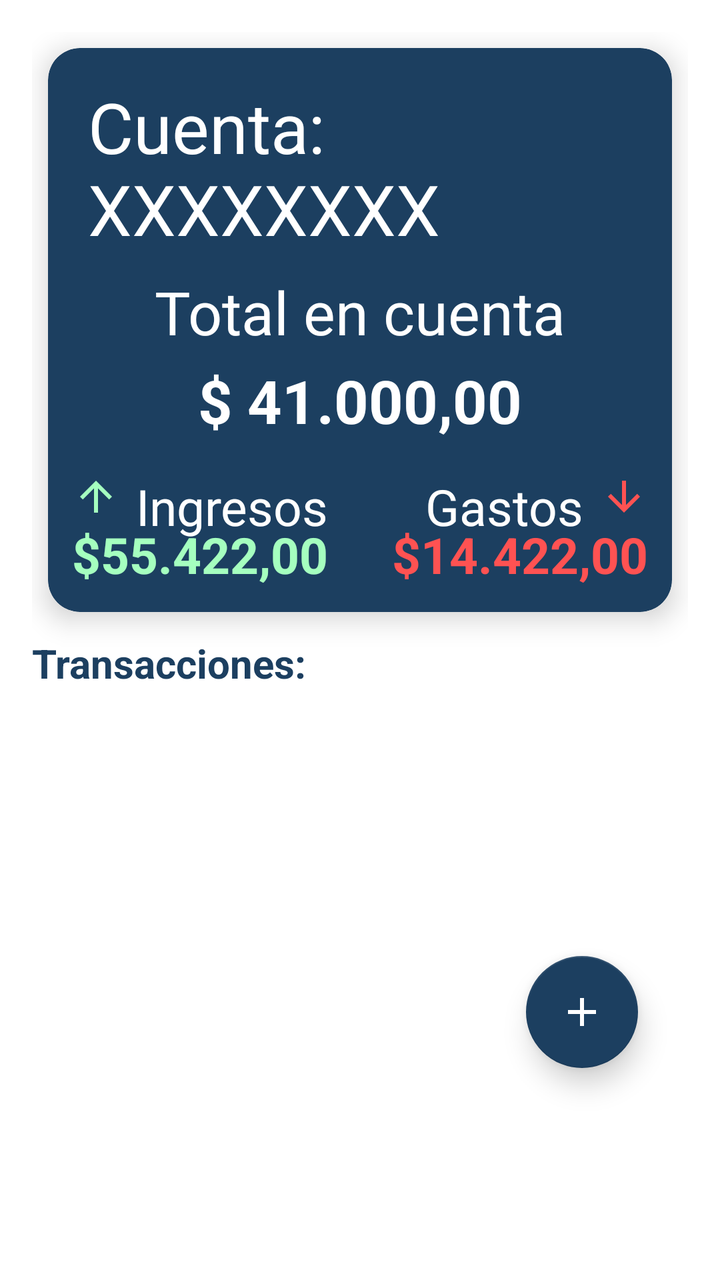
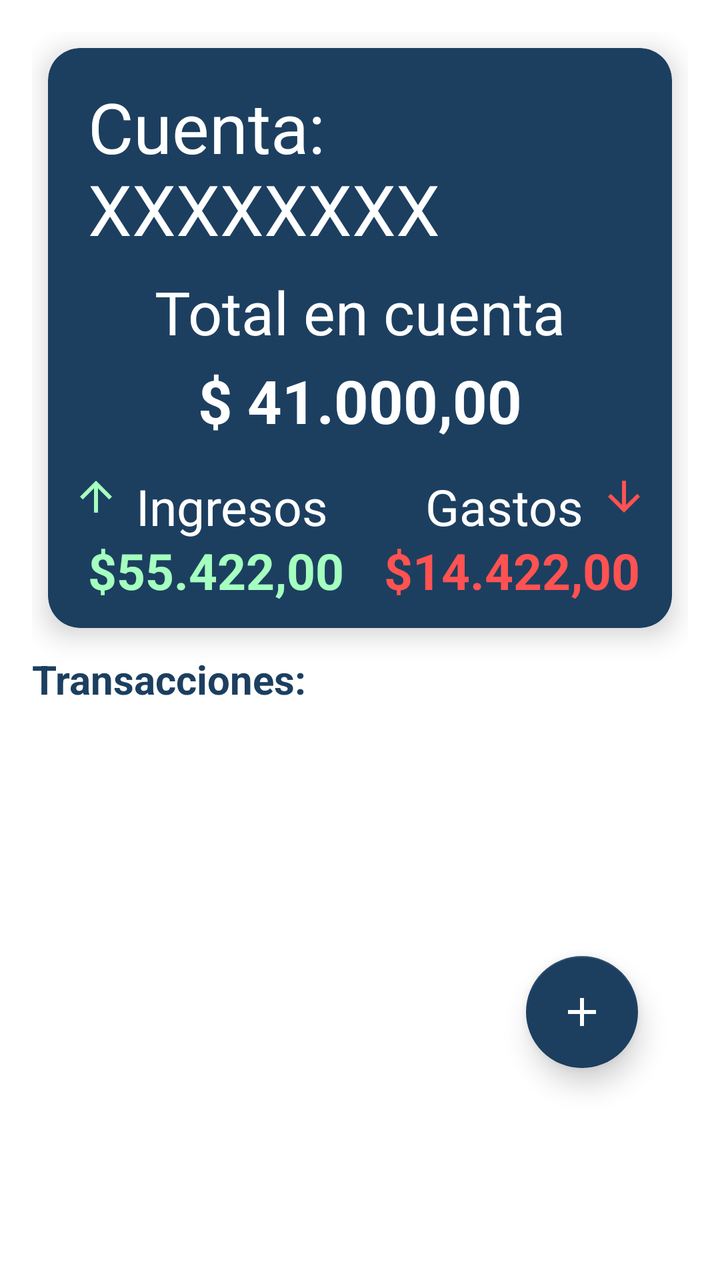

Compare the two renders of this Android layout. The source of the first and the diff that turns it into the second are given below.
<!-- AndroidManifest.xml: application theme Theme.Parcial1amacn4avfiordaliso -->
<!-- res/layout/fragment_home.xml -->
<?xml version="1.0" encoding="utf-8"?>
<androidx.constraintlayout.widget.ConstraintLayout xmlns:android="http://schemas.android.com/apk/res/android"
    xmlns:app="http://schemas.android.com/apk/res-auto"
    xmlns:tools="http://schemas.android.com/tools"
    android:layout_width="match_parent"
    android:layout_height="match_parent"
    android:padding="16dp">

    
    <androidx.cardview.widget.CardView
        android:id="@+id/cardResumen"
        android:layout_width="0dp"
        android:layout_height="wrap_content"
        android:layout_margin="8dp"
        app:cardCornerRadius="16dp"
        app:cardElevation="8dp"
        app:layout_constraintTop_toTopOf="parent"
        app:layout_constraintStart_toStartOf="parent"
        app:layout_constraintEnd_toEndOf="parent"
        android:backgroundTint="@color/colorPrimary">

        <androidx.constraintlayout.widget.ConstraintLayout
            android:layout_width="match_parent"
            android:layout_height="wrap_content"
            android:padding="12dp">

            

            
            <TextView
                android:id="@+id/tvCuenta"
                android:layout_width="wrap_content"
                android:layout_height="wrap_content"
                android:layout_marginStart="8dp"
                android:layout_marginTop="4dp"
                android:text="Cuenta: XXXXXXXX"
                android:textColor="@color/white"
                android:textSize="35sp"
                app:layout_constraintStart_toStartOf="parent"
                app:layout_constraintTop_toTopOf="parent" />

            <TextView
                android:id="@+id/tvTotalLabel"
                android:layout_width="wrap_content"
                android:layout_height="wrap_content"
                android:layout_marginTop="8dp"
                android:text="Total en cuenta"
                android:textColor="@color/white"
                android:textSize="30sp"
                app:layout_constraintEnd_toEndOf="parent"
                app:layout_constraintStart_toStartOf="parent"
                app:layout_constraintTop_toBottomOf="@id/tvCuenta" />

            <TextView
                android:id="@+id/tvTotalMonto"
                android:layout_width="wrap_content"
                android:layout_height="wrap_content"
                android:layout_marginTop="4dp"
                android:text="$ 41.000,00"
                android:textColor="@color/white"
                android:textSize="30sp"
                android:textStyle="bold"
                app:layout_constraintEnd_toEndOf="parent"
                app:layout_constraintStart_toStartOf="parent"
                app:layout_constraintTop_toBottomOf="@id/tvTotalLabel" />

            
            <ImageView
                android:id="@+id/iconIngresos"
                android:layout_width="24dp"
                android:layout_height="24dp"
                android:layout_marginTop="16dp"
                android:src="@drawable/baseline_arrow_upward_24"
                app:layout_constraintStart_toStartOf="parent"
                app:layout_constraintTop_toBottomOf="@id/tvTotalMonto" />

            <TextView
                android:id="@+id/tvIngresosLabel"
                android:layout_width="wrap_content"
                android:layout_height="wrap_content"
                android:layout_marginStart="8dp"
                android:text="Ingresos"
                android:textColor="@color/white"
                android:textSize="25sp"
                app:layout_constraintStart_toEndOf="@id/iconIngresos"
                app:layout_constraintTop_toTopOf="@id/iconIngresos" />

            <TextView
                android:id="@+id/tvIngresosMonto"
                android:layout_width="wrap_content"
                android:layout_height="wrap_content"
                android:text="$55.422,00"
                android:textColor="@color/colorIngreso"
                android:textSize="25sp"
                android:textStyle="bold"
                app:layout_constraintStart_toStartOf="parent"
                app:layout_constraintTop_toBottomOf="@id/iconIngresos" />

            
            <ImageView
                android:id="@+id/iconGastos"
                android:layout_width="24dp"
                android:layout_height="24dp"
                android:layout_marginTop="16dp"
                android:src="@drawable/baseline_arrow_downward_24"
                app:layout_constraintEnd_toEndOf="parent"
                app:layout_constraintTop_toBottomOf="@id/tvTotalMonto" />

            <TextView
                android:id="@+id/tvGastosLabel"
                android:layout_width="wrap_content"
                android:layout_height="wrap_content"
                android:layout_marginEnd="8dp"
                android:text="Gastos"
                android:textColor="@color/white"
                android:textSize="25sp"
                app:layout_constraintEnd_toStartOf="@id/iconGastos"
                app:layout_constraintTop_toTopOf="@id/iconGastos" />

            <TextView
                android:id="@+id/tvGastosMonto"
                android:layout_width="wrap_content"
                android:layout_height="wrap_content"
                android:text="$14.422,00"
                android:textColor="@color/colorGasto"
                android:textSize="25sp"
                android:textStyle="bold"
                app:layout_constraintEnd_toEndOf="parent"
                app:layout_constraintTop_toBottomOf="@id/iconGastos" />
        </androidx.constraintlayout.widget.ConstraintLayout>
    </androidx.cardview.widget.CardView>

    
    <TextView
        android:id="@+id/tvTituloTransacciones"
        android:layout_width="wrap_content"
        android:layout_height="wrap_content"
        android:text="Transacciones:"
        android:textSize="20sp"
        android:textStyle="bold"
        android:textColor="@color/colorPrimary"
        android:layout_marginTop="12dp"
        android:layout_marginBottom="4dp"
        app:layout_constraintTop_toBottomOf="@id/cardResumen"
        app:layout_constraintStart_toStartOf="parent" />

    
    <ScrollView
        android:id="@+id/scrollTransacciones"
        android:layout_width="0dp"
        android:layout_height="0dp"
        android:layout_marginTop="4dp"
        app:layout_constraintTop_toBottomOf="@id/tvTituloTransacciones"
        app:layout_constraintStart_toStartOf="parent"
        app:layout_constraintEnd_toEndOf="parent">

        <LinearLayout
            android:id="@+id/listaTransacciones"
            android:orientation="vertical"
            android:layout_width="match_parent"
            android:layout_height="wrap_content"
            android:padding="8dp" />
    </ScrollView>

    <com.google.android.material.floatingactionbutton.FloatingActionButton
        android:id="@+id/fabMain"
        android:layout_width="wrap_content"
        android:layout_height="wrap_content"
        android:layout_marginEnd="25dp"
        android:layout_marginBottom="90dp"
        android:src="@drawable/baseline_add_24"
        app:tint="@android:color/white"
        app:backgroundTint="@color/colorPrimary"
        app:layout_constraintBottom_toBottomOf="parent"
        app:layout_constraintEnd_toEndOf="parent"
        app:elevation="8dp"/>

</androidx.constraintlayout.widget.ConstraintLayout>
<!-- resources referenced by this layout -->
<resources>
  <color name="colorGasto">#FF5252</color>
  <color name="colorIngreso">#A5FFBF</color>
  <color name="colorPrimary">#1C3F60</color>
  <color name="white">#FFFFFFFF</color>
  <!-- drawable baseline_add_24 (drawable) -->
  <vector xmlns:android="http://schemas.android.com/apk/res/android" android:height="24dp" android:tint="#FFFFFF" android:viewportHeight="24" android:viewportWidth="24" android:width="24dp">
        
      <path android:fillColor="@android:color/white" android:pathData="M19,13h-6v6h-2v-6H5v-2h6V5h2v6h6v2z"/>
      
  </vector>
  <!-- drawable baseline_arrow_downward_24 (drawable) -->
  <vector xmlns:android="http://schemas.android.com/apk/res/android" android:height="24dp" android:tint="#FF5252" android:viewportHeight="24" android:viewportWidth="24" android:width="24dp">
        
      <path android:fillColor="@android:color/white" android:pathData="M20,12l-1.41,-1.41L13,16.17V4h-2v12.17l-5.58,-5.59L4,12l8,8 8,-8z"/>
      
  </vector>
  <!-- drawable baseline_arrow_upward_24 (drawable) -->
  <vector xmlns:android="http://schemas.android.com/apk/res/android" android:height="24dp" android:tint="#A5FFBF" android:viewportHeight="24" android:viewportWidth="24" android:width="24dp">
        
      <path android:fillColor="@android:color/white" android:pathData="M4,12l1.41,1.41L11,7.83V20h2V7.83l5.58,5.59L20,12l-8,-8 -8,8z"/>
      
  </vector>
  <style name="Theme.Parcial1amacn4avfiordaliso" parent="Theme.MaterialComponents.DayNight.NoActionBar">
          <item name="colorPrimary">@color/colorPrimary</item>
          <item name="colorPrimaryVariant">@color/colorPrimaryVariant</item>
          <item name="colorOnPrimary">@color/white</item>
  
          <item name="colorSecondary">@color/colorAccent</item>
          <item name="colorOnSecondary">@color/black</item>
  
          <item name="android:colorBackground">@color/white</item>
          <item name="colorOnBackground">@color/black</item>
      </style>
  <color name="colorPrimaryVariant">#14493E</color>
  <color name="colorAccent">#C9A44C</color>
  <color name="black">#FF000000</color>
</resources>

<!-- the commit's change to res/layout/fragment_home.xml (unified diff, before → after) -->
@@ -85,10 +85,13 @@
                 app:layout_constraintStart_toEndOf="@id/iconIngresos"
                 app:layout_constraintTop_toTopOf="@id/iconIngresos" />
 
+            
             <TextView
                 android:id="@+id/tvIngresosMonto"
                 android:layout_width="wrap_content"
                 android:layout_height="wrap_content"
+                android:layout_marginStart="8dp"
+                android:layout_marginTop="8dp"
                 android:text="$55.422,00"
                 android:textColor="@color/colorIngreso"
                 android:textSize="25sp"
@@ -96,7 +99,6 @@
                 app:layout_constraintStart_toStartOf="parent"
                 app:layout_constraintTop_toBottomOf="@id/iconIngresos" />
 
-            
             <ImageView
                 android:id="@+id/iconGastos"
                 android:layout_width="24dp"
@@ -121,6 +123,8 @@
                 android:id="@+id/tvGastosMonto"
                 android:layout_width="wrap_content"
                 android:layout_height="wrap_content"
+                android:layout_marginTop="8dp"
+                android:layout_marginEnd="4dp"
                 android:text="$14.422,00"
                 android:textColor="@color/colorGasto"
                 android:textSize="25sp"
